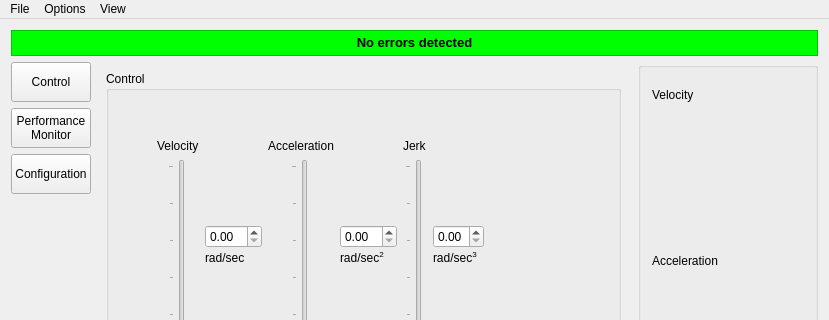
FIGS-FESS/FESSGUI, file FESS-GUI/mainwindow.ui: the form before one commit; both pictures show x 0 to 829 and y 0 to 320 of the 829 by 597 pixel window.
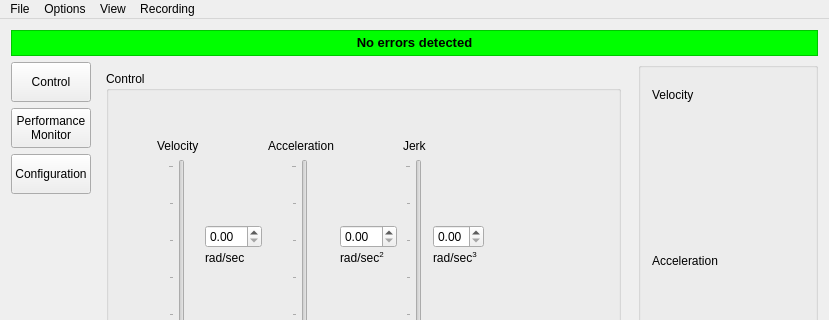
The form after the commit. Custom widgets are drawn as their Qt base class.

Commit message: Moved recording controls to toolbar

What changed in the file:
```diff
--- a/FESS-GUI/mainwindow.ui
+++ b/FESS-GUI/mainwindow.ui
@@ -653,9 +653,17 @@
     <addaction name="actionNormal"/>
     <addaction name="actionExpanded"/>
    </widget>
+   <widget class="QMenu" name="menuRecording">
+    <property name="title">
+     <string>Recording</string>
+    </property>
+    <addaction name="actionStart_Recording"/>
+    <addaction name="actionStop_Recording"/>
+   </widget>
    <addaction name="menuFile"/>
    <addaction name="menuOptions"/>
    <addaction name="menuView"/>
+   <addaction name="menuRecording"/>
   </widget>
   <widget class="QStatusBar" name="statusBar"/>
   <action name="actionNew">
```
Left out of the diff: 10 changed lines with no effect on the pictures. The commit also changes 24 other files.
